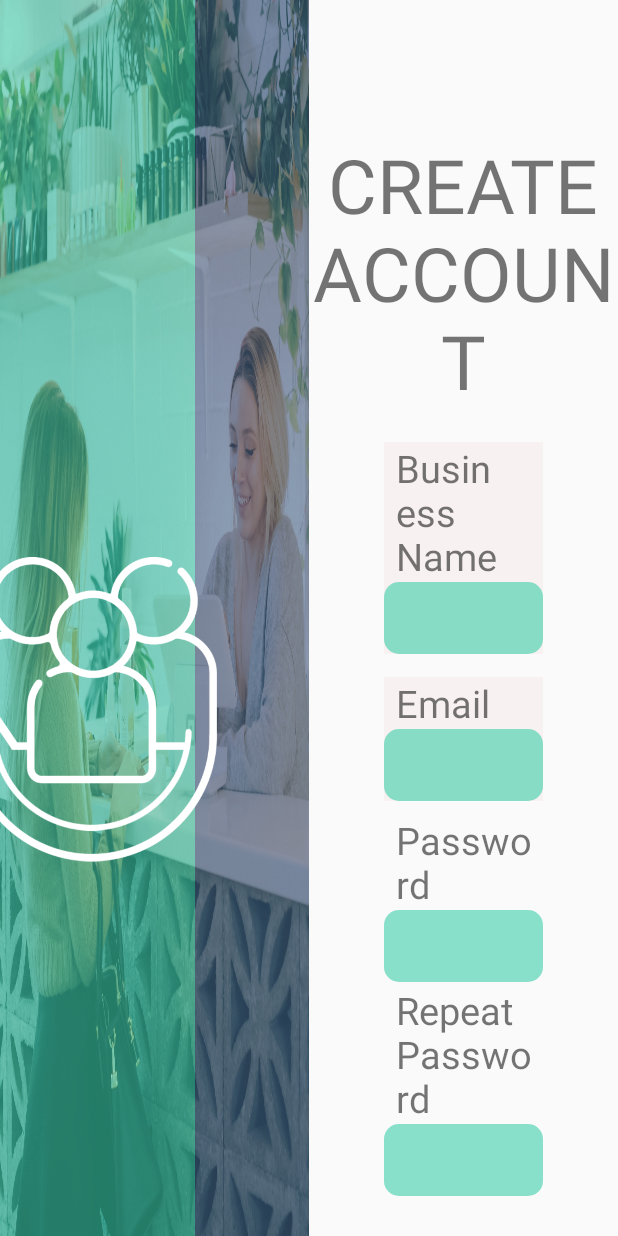
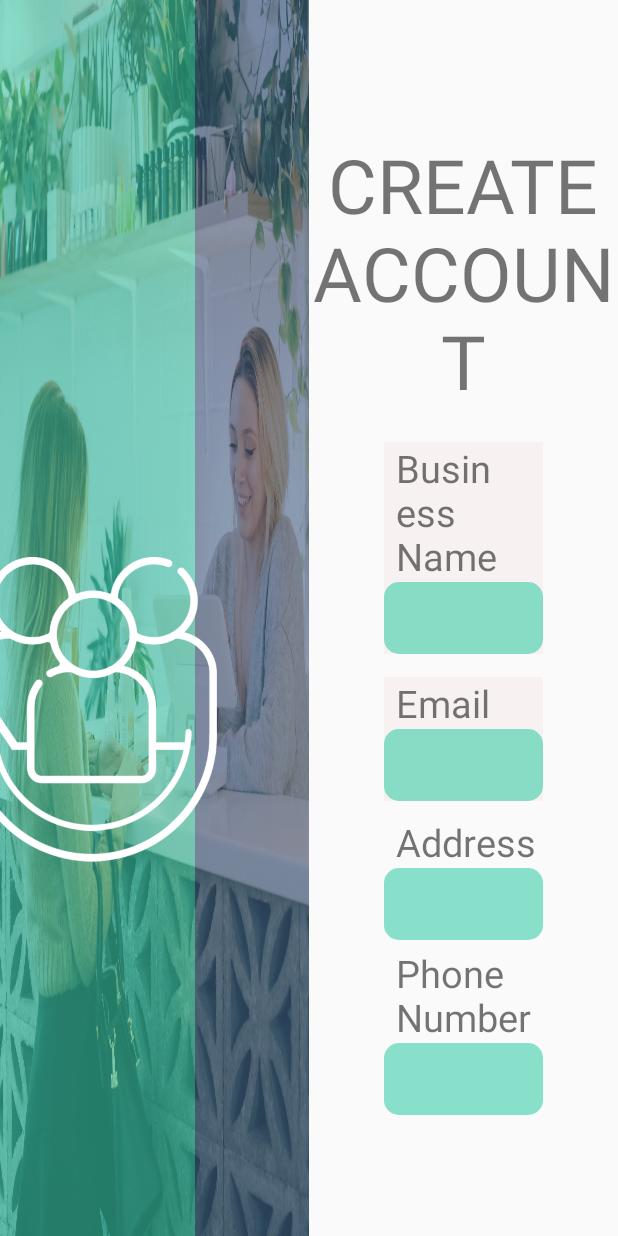
Before and after one commit to Kakaranara/UAS_Android, an Android app: the Register screen opened directly, with no data from a screen before it, on a phone screen of 412 x 824 dp. Run offline under Robolectric (Android 15) with nearby library versions, the phone set to English and light mode, and no system bars; our stand-ins replace Firebase (no records; nobody signed in at launch, a user with empty details on screens opened directly).

Commit message:
Register Update Field

```diff
--- a/app/src/main/res/layout/activity_register.xml
+++ b/app/src/main/res/layout/activity_register.xml
@@ -161,7 +161,7 @@
         </LinearLayout>
 
         <LinearLayout
-            android:id="@+id/LinearLayoutPassword"
+            android:id="@+id/LinearLayoutAddress"
             android:layout_width="0dp"
             android:layout_height="wrap_content"
             android:layout_marginStart="50sp"
@@ -177,22 +177,22 @@
                 style="@style/textLoginDesc"
                 android:layout_width="wrap_content"
                 android:layout_height="wrap_content"
-                android:labelFor="@+id/inputPassword"
-                android:text="@string/password" />
+                android:labelFor="@+id/inputAddress"
+                android:text="@string/address" />
 
             <EditText
-                android:id="@+id/inputPassword"
+                android:id="@+id/inputAddress"
                 style="@style/editTextInputLogin"
                 android:layout_width="wrap_content"
                 android:layout_height="wrap_content"
                 android:importantForAutofill="no"
-                android:inputType="textWebPassword"
+                android:inputType="text"
                 tools:ignore="DuplicateSpeakableTextCheck,DuplicateSpeakableTextCheck" />
 
         </LinearLayout>
 
         <LinearLayout
-            android:id="@+id/LinearLayoutRePassword"
+            android:id="@+id/LinearLayoutPhoneNumber"
             android:layout_width="0dp"
             android:layout_height="wrap_content"
             android:layout_marginStart="50sp"
@@ -201,23 +201,23 @@
             app:layout_constraintBottom_toBottomOf="parent"
             app:layout_constraintEnd_toEndOf="parent"
             app:layout_constraintStart_toStartOf="parent"
-            app:layout_constraintTop_toBottomOf="@id/LinearLayoutPassword"
+            app:layout_constraintTop_toBottomOf="@id/LinearLayoutAddress"
             app:layout_constraintVertical_bias="0.050000012">
 
             <TextView
                 style="@style/textLoginDesc"
                 android:layout_width="wrap_content"
                 android:layout_height="wrap_content"
-                android:labelFor="@+id/inputRePassword"
-                android:text="@string/repeat_password" />
+                android:labelFor="@+id/inputPhoneNumber"
+                android:text="@string/phone_number" />
 
             <EditText
-                android:id="@+id/inputRePassword"
+                android:id="@+id/inputPhoneNumber"
                 style="@style/editTextInputLogin"
                 android:layout_width="wrap_content"
                 android:layout_height="wrap_content"
                 android:importantForAutofill="no"
-                android:inputType="textWebPassword"
+                android:inputType="text"
                 tools:ignore="DuplicateSpeakableTextCheck,DuplicateSpeakableTextCheck" />
 
         </LinearLayout>
@@ -231,10 +231,10 @@
             android:layout_marginStart="100sp"
             android:layout_marginEnd="100sp"
             app:layout_constraintBottom_toBottomOf="parent"
-            app:layout_constraintEnd_toEndOf="@id/LinearLayoutRePassword"
+            app:layout_constraintEnd_toEndOf="@id/LinearLayoutPhoneNumber"
             app:layout_constraintHorizontal_bias="0.51"
-            app:layout_constraintStart_toStartOf="@id/LinearLayoutRePassword"
-            app:layout_constraintTop_toBottomOf="@+id/LinearLayoutRePassword"
+            app:layout_constraintStart_toStartOf="@id/LinearLayoutPhoneNumber"
+            app:layout_constraintTop_toBottomOf="@+id/LinearLayoutPhoneNumber"
             app:layout_constraintVertical_bias="0.13999999"
             tools:ignore="TextContrastCheck" />
     </androidx.constraintlayout.widget.ConstraintLayout>
--- a/app/src/main/res/values/strings.xml
+++ b/app/src/main/res/values/strings.xml
@@ -8,4 +8,6 @@
     <string name="repeat_password">Repeat Password</string>
     <!-- TODO: Remove or change this placeholder text -->
     <string name="hello_blank_fragment">Hello blank fragment</string>
+    <string name="address">Address</string>
+    <string name="phone_number">Phone Number</string>
 </resources>
```
Also changed, not shown: app/src/main/java/umn/ac/id/uasmobileapp/Register.java (+24 -26 lines), app/src/main/java/umn/ac/id/uasmobileapp/UserHelperClass.java (+21 -12 lines).
